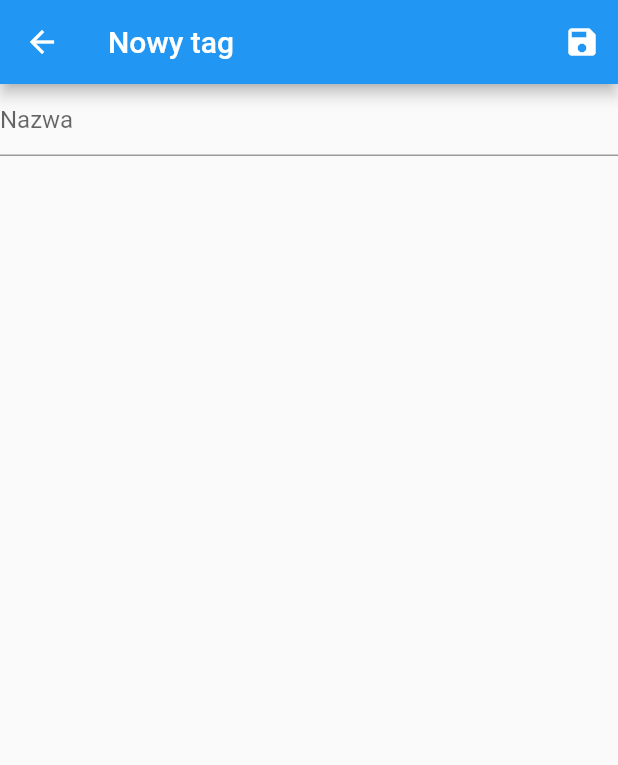
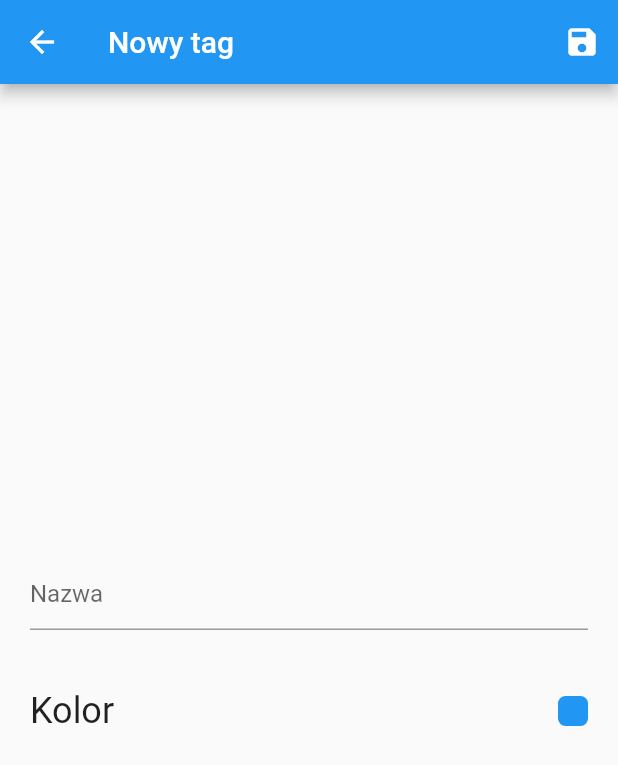
Before and after one commit to Arciiix/BusTraFlutter, a Flutter app: the TagForm screen opened directly, on a phone screen of 412 x 824 dp. Shown: the top 765 px of the screen. Run offline on Flutter 3.47's test engine with Material 2 defaults, Android fonts, the phone set to English and light mode, and no system bars; our stand-ins replace awesome_notifications, battery_plus, device_info_plus, flutter_colorpicker, flutter_map, hive and 3 more; missing offline and left inert: background_location; accounts and stored records are empty.

Commit message:
Add color picker (tag creation)

```diff
--- a/lib/manage_tags.dart
+++ b/lib/manage_tags.dart
@@ -74,7 +74,6 @@ class _ManageTagsState extends State<ManageTags> {
                   mainAxisSize: MainAxisSize.max,
                   mainAxisAlignment: MainAxisAlignment.spaceBetween,
                   children: [
-                    if (tag.icon != null) Expanded(flex: 3, child: tag.icon!),
                     Expanded(flex: 11, child: Text(tag.label)),
                     Expanded(
                         flex: 4,
--- a/lib/models/tag.dart
+++ b/lib/models/tag.dart
@@ -14,7 +14,4 @@ class Tag extends HiveObject {
   @HiveField(2)
   //Color.value
   late int color;
-
-  @HiveField(3)
-  late Icon? icon;
 }
--- a/lib/select_bus_stop.dart
+++ b/lib/select_bus_stop.dart
@@ -111,7 +111,6 @@ class _SelectBusStopState extends State<SelectBusStop> {
   }
 
   Widget buildBusStop(BuildContext context, BusStop busStop) {
-    //TODO: Make the card display the name, destination bus stop, previous bus stop and the edit and delete button (and make them work)
     return Padding(
         padding: const EdgeInsets.all(10),
         child: InkWell(
--- a/lib/tag_form.dart
+++ b/lib/tag_form.dart
@@ -1,6 +1,7 @@
 import 'package:flutter/material.dart';
 
 import 'models/tag.dart';
+import 'package:flutter_colorpicker/flutter_colorpicker.dart';
 
 class TagForm extends StatefulWidget {
   @override
@@ -18,8 +19,7 @@ class _TagFormState extends State<TagForm> {
 
   TextEditingController _labelController = TextEditingController();
   Color color = Colors.blue;
-  //TODO: Change the type to something primitive - Hive doesn't support Icons
-  Icon? icon;
+  Color pickerColor = Colors.blue;
 
   @override
   void initState() {
@@ -29,7 +29,6 @@ class _TagFormState extends State<TagForm> {
         _labelController.text = widget.baseTag?.label ?? "";
         color =
             Color(widget.baseTag?.color ?? Colors.blue.value).withOpacity(1);
-        icon = widget.baseTag?.icon;
       });
     }
   }
@@ -47,11 +46,39 @@ class _TagFormState extends State<TagForm> {
       Tag tag = Tag()
         ..label = _labelController.text
         ..color = color.value
-        ..icon = icon
         ..assignedTo = null;
 
       Navigator.pop(context, tag);
     }
+  }
+
+  void _changeColor() {
+    showDialog(
+        context: context,
+        builder: (BuildContext context) {
+          return AlertDialog(
+            title: const Text('Wybierz kolor'),
+            content: SingleChildScrollView(
+              child: MaterialPicker(
+                pickerColor: pickerColor,
+                onColorChanged: _changePickerColor,
+              ),
+            ),
+            actions: <Widget>[
+              ElevatedButton(
+                child: const Text('Zatwierdź'),
+                onPressed: () {
+                  setState(() => color = pickerColor);
+                  Navigator.of(context).pop();
+                },
+              ),
+            ],
+          );
+        });
+  }
+
+  void _changePickerColor(Color c) {
+    setState(() => pickerColor = c);
   }
 
   @override
@@ -68,15 +95,41 @@ class _TagFormState extends State<TagForm> {
         ),
         body: Form(
             key: _formKey,
+            child: Padding(
+                padding: EdgeInsets.all(10),
                 child: Column(
+                  mainAxisAlignment: MainAxisAlignment.center,
                   children: [
-                TextFormField(
+                    Padding(
+                        padding: EdgeInsets.all(10),
+                        child: TextFormField(
                           controller: _labelController,
                           validator: validateLabel,
                           decoration: const InputDecoration(hintText: "Nazwa"),
+                        )),
+                    SizedBox(height: 20),
+                    InkWell(
+                        onTap: _changeColor,
+                        child: Padding(
+                          padding: EdgeInsets.all(10),
+                          child: Row(
+                            mainAxisAlignment: MainAxisAlignment.spaceBetween,
+                            children: [
+                              Text("Kolor", style: TextStyle(fontSize: 24)),
+                              Container(
+                                width: 20,
+                                height: 20,
+                                decoration: BoxDecoration(
+                                  borderRadius:
+                                      BorderRadius.all(Radius.circular(5)),
+                                  color: color,
+                                ),
                               )
-                //TODO: Create an input for color and icon
                             ],
-            )));
+                          ),
+                        )),
+                    SizedBox(height: 20),
+                  ],
+                ))));
   }
 }
--- a/pubspec.yaml
+++ b/pubspec.yaml
@@ -38,7 +38,6 @@ dependencies:
   background_location: ^0.8.1
   flutter_map: ^0.14.0
   battery_plus: ^2.0.1
-  flutter_iconpicker: ^3.0.4
   flutter_colorpicker: ^1.0.3
 dev_dependencies:
   flutter_test:
```
Also changed, not shown: lib/bus_stop_form.dart (+9 -8 lines), lib/models/tag.g.dart, pubspec.lock. Lines whose indentation alone changed are shown as unchanged.
